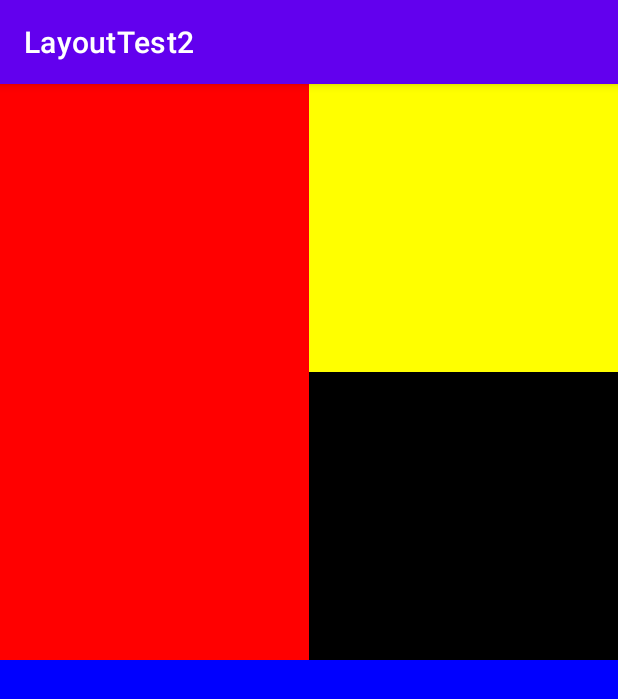
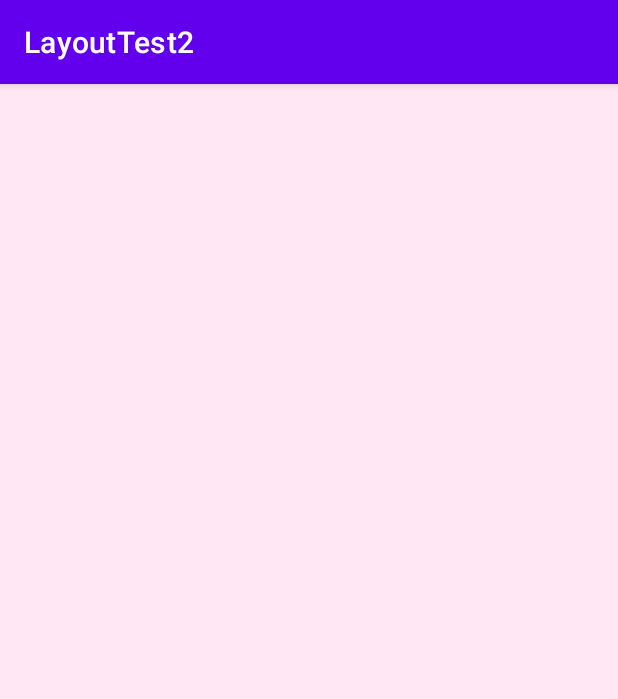
Before and after one commit to Hanrabbit06/LayoutTest2, an Android app: the screen it shows after launch (MainActivity), on a phone screen of 412 x 824 dp. Shown: the top 699 px of the screen. Run offline under Robolectric (Android 15) with nearby library versions, the phone set to English and light mode, and no system bars.

Commit message:
코틀린에서 리니어레이아웃 색지정

```diff
--- a/app/src/main/java/kr/hs/emirim/syhan/layouttest2/MainActivity.kt
+++ b/app/src/main/java/kr/hs/emirim/syhan/layouttest2/MainActivity.kt
@@ -1,11 +1,18 @@
 package kr.hs.emirim.syhan.layouttest2
 
+import android.graphics.Color
 import androidx.appcompat.app.AppCompatActivity
 import android.os.Bundle
+import android.widget.LinearLayout
 
 class MainActivity : AppCompatActivity() {
     override fun onCreate(savedInstanceState: Bundle?) {
         super.onCreate(savedInstanceState)
-        setContentView(R.layout.dir5_2)
+
+        val linear1 = LinearLayout(this)
+        linear1.orientation = LinearLayout.VERTICAL
+        linear1.setBackgroundColor(Color.rgb(255, 232,244))
+        val params = LinearLayout.LayoutParams(LinearLayout.LayoutParams.MATCH_PARENT, LinearLayout.LayoutParams.MATCH_PARENT)
+        setContentView(linear1, params)
     }
 }
```
